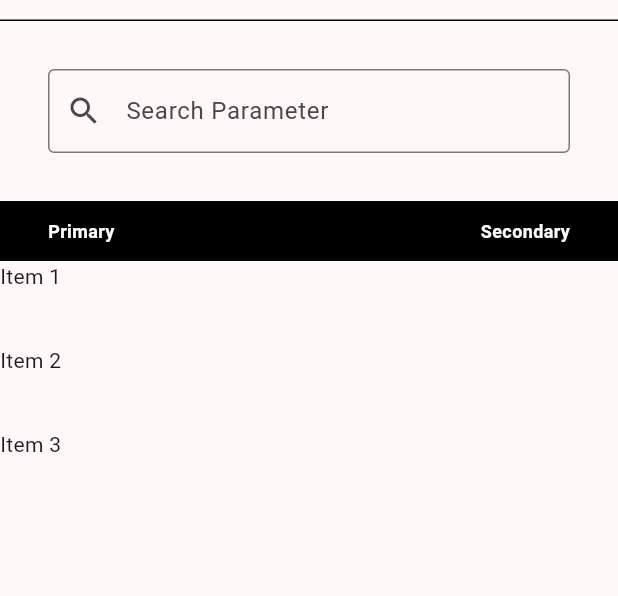
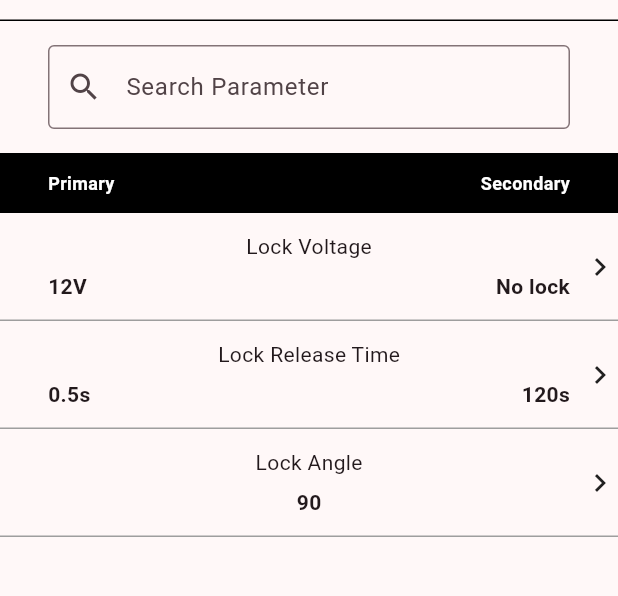
Before and after one commit to mitjadietner/lock-config-assignment, a Flutter app: the screen it shows after launch, on a phone screen of 412 x 824 dp, the part 63-659 px from its top. Run offline on Flutter 3.47's test engine with Material 3 defaults, Android fonts, the phone set to English and light mode, and no system bars.

Commit message:
Added list item.

```diff
--- a/lib/home_screen.dart
+++ b/lib/home_screen.dart
@@ -1,4 +1,5 @@
 import 'package:flutter/material.dart';
+import 'package:locks/list_item.dart';
 
 class HomeScreen extends StatelessWidget {
   const HomeScreen({super.key});
@@ -16,7 +17,7 @@ class HomeScreen extends StatelessWidget {
       body: Column(
         children: [
           const Padding(
-            padding: EdgeInsets.all(32),
+            padding: EdgeInsets.fromLTRB(32, 16, 32, 16),
             child: TextField(
               decoration: InputDecoration(
                   prefixIcon: Icon(Icons.search),
@@ -53,18 +54,15 @@ class HomeScreen extends StatelessWidget {
           Expanded(
             child: ListView(
               children: [
-                Container(
-                  height: 56,
-                  child: Text('Item 1'),
-                ),
-                Container(
-                  height: 56,
-                  child: Text('Item 2'),
-                ),
-                Container(
-                  height: 56,
-                  child: Text('Item 3'),
-                ),
+                ListItem(
+                    title: 'Lock Voltage',
+                    leftParam: '12V',
+                    rightParam: 'No lock'),
+                ListItem(
+                    title: 'Lock Release Time',
+                    leftParam: '0.5s',
+                    rightParam: '120s'),
+                ListItem(title: 'Lock Angle', leftParam: '90', rightParam: ''),
               ],
             ),
           )
--- /dev/null
+++ b/lib/list_item.dart
@@ -0,0 +1,64 @@
+import 'package:flutter/material.dart';
+
+class ListItem extends StatelessWidget {
+  final String title;
+  final String leftParam;
+  final String rightParam;
+  const ListItem(
+      {super.key,
+      required this.title,
+      required this.leftParam,
+      required this.rightParam});
+
+  @override
+  Widget build(BuildContext context) {
+    return InkWell(
+      onTap: () {},
+      child: SizedBox(
+        height: 72,
+        child: Stack(
+          children: [
+            const Row(
+              mainAxisAlignment: MainAxisAlignment.end,
+              children: [
+                SizedBox(
+                  height: 72,
+                  child: Icon(Icons.keyboard_arrow_right),
+                ),
+              ],
+            ),
+            Column(
+              children: [
+                Padding(
+                  padding: const EdgeInsets.only(top: 12),
+                  child: Text(title),
+                ),
+                const Spacer(),
+                Padding(
+                  padding: const EdgeInsets.fromLTRB(32, 0, 32, 12),
+                  child: Row(
+                    mainAxisAlignment: MainAxisAlignment.center,
+                    children: [
+                      Text(
+                        leftParam,
+                        style: const TextStyle(fontWeight: FontWeight.bold),
+                      ),
+                      if (rightParam.isNotEmpty) const Spacer(),
+                      if (rightParam.isNotEmpty)
+                        Text(
+                          rightParam,
+                          style: const TextStyle(fontWeight: FontWeight.bold),
+                        ),
+                    ],
+                  ),
+                ),
+                Container(
+                    color: Colors.grey, height: 1, width: double.infinity),
+              ],
+            ),
+          ],
+        ),
+      ),
+    );
+  }
+}
```
